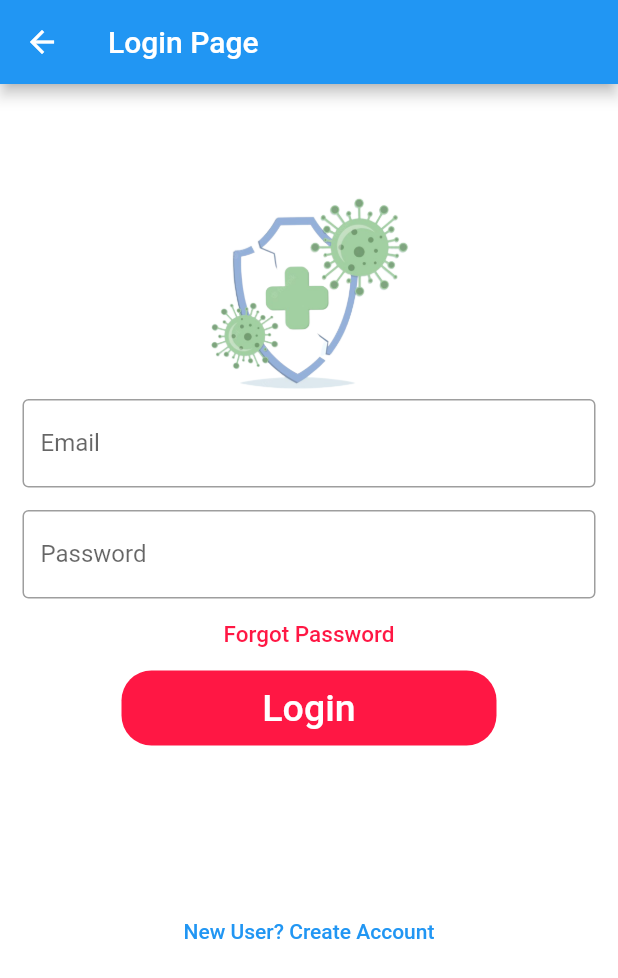
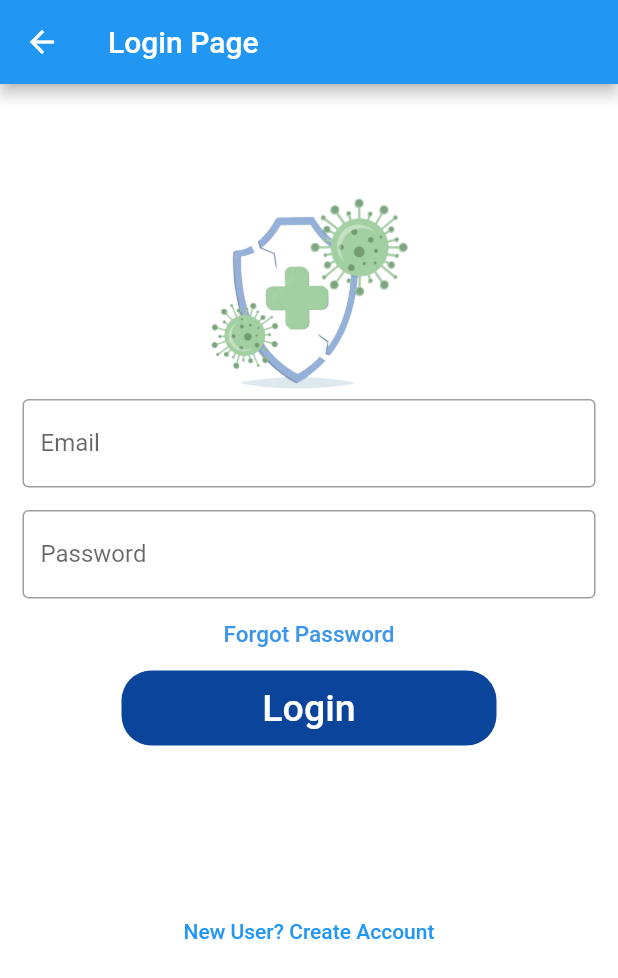
Before and after one commit to Covid-19-Self-Assistant/Final-Project-Mobile-APP, a Flutter app: the screen it shows after launch, after a tap on "Get Started", on a phone screen of 412 x 824 dp. Shown: the top 978 px of the screen. Run offline on Flutter 3.47's test engine with Material 2 defaults, Android fonts, the phone set to English and light mode, and no system bars; our stand-ins replace animate_do, cloud_firestore, dio, firebase_auth, firebase_core, firebase_storage and 5 more; missing offline and left inert: flutter_email_sender, qr_code_scanner; accounts and stored records are empty.

Commit message:
login deco

```diff
--- a/lib/login/login_home.dart
+++ b/lib/login/login_home.dart
@@ -36,9 +36,9 @@ class _LoginFormValidationState extends State<LoginFormValidation> {
     final Future<SharedPreferences> _prefs = SharedPreferences.getInstance();
 
     return Scaffold(
-      backgroundColor: Colors.white,
+      backgroundColor: Color.fromARGB(255, 255, 255, 255),
       appBar: AppBar(
-        title: Text("Login Page"),
+        title: Text("Login Page", textAlign: TextAlign.center),
       ),
       body: SingleChildScrollView(
         child: Form(
@@ -95,14 +95,15 @@ class _LoginFormValidationState extends State<LoginFormValidation> {
                 },
                 child: Text(
                   'Forgot Password',
-                  style: TextStyle(color: Colors.redAccent[400], fontSize: 15),
+                  style: TextStyle(
+                      color: Color.fromARGB(255, 58, 149, 235), fontSize: 15),
                 ),
               ),
               Container(
                 height: 50,
                 width: 250,
                 decoration: BoxDecoration(
-                    color: Colors.redAccent[400],
+                    color: Color.fromARGB(255, 11, 69, 155),
                     borderRadius: BorderRadius.circular(20)),
                 child: TextButton(
                   onPressed: () async {
```
